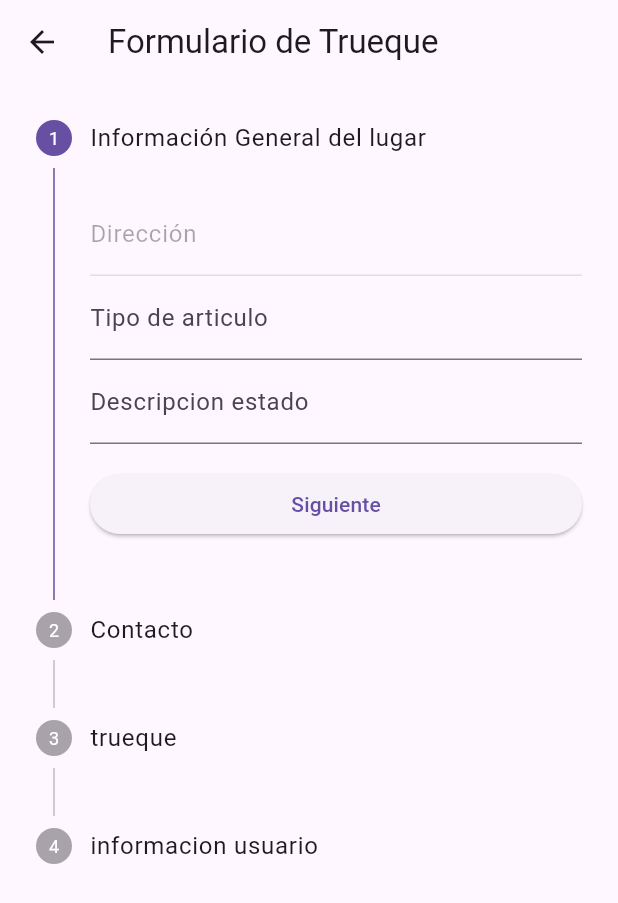
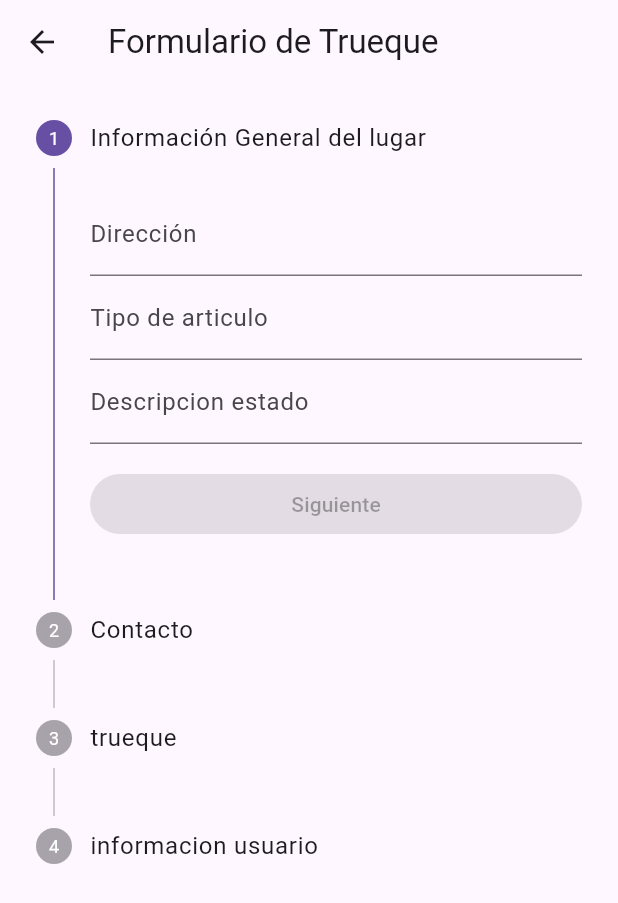
Before and after one commit to Mafe004/Eco_Map, a Flutter app: the FormExampleApp screen opened directly, on a phone screen of 412 x 824 dp. Shown: the top 903 px of the screen. Run offline on Flutter 3.47's test engine with Material 3 defaults, Android fonts, the phone set to English and light mode, and no system bars; our stand-ins replace cloud_firestore, firebase_auth, firebase_core, geocoding, geolocator, google_maps_flutter and 1 more; accounts and stored records are empty.

Commit message:
Cambio variablesS

```diff
--- a/lib/src/Pages/Formulario/Form.dart
+++ b/lib/src/Pages/Formulario/Form.dart
@@ -29,14 +29,14 @@ class _FormExampleAppState extends State<FormExampleApp> {
 
   bool get isLastStep => currentStep == steps().length - 1;
 
-  final ubicacion = TextEditingController();
-  final tipoArticulo = TextEditingController();
+  final Direccion = TextEditingController();
+  final TipoArticulo = TextEditingController();
   final DescripcionEstado= TextEditingController();
-  final nombreContacto = TextEditingController();
-  final telefonoContacto = TextEditingController();
-  final emailContacto = TextEditingController();
-  final tituloIntercambio = TextEditingController();
-  final condicionIntercambio = TextEditingController();
+  final NombreContacto = TextEditingController();
+  final TelefonoContacto = TextEditingController();
+  final EmailContacto = TextEditingController();
+  final TituloIntercambio = TextEditingController();
+  final CondicionIntercambio = TextEditingController();
 
 
   List<File> selectedImages = [];
@@ -56,7 +56,7 @@ class _FormExampleAppState extends State<FormExampleApp> {
       currentAddress = await _locationService.getAddressFromCoordinates(
           currentPosition!.latitude, currentPosition!.longitude);
       setState(() {
-        ubicacion.text = currentAddress ?? '';
+        Direccion.text = currentAddress ?? '';
       });
     } catch (e) {
       print('Error getting location: $e');
@@ -77,16 +77,15 @@ class _FormExampleAppState extends State<FormExampleApp> {
             final reportData = {
               'userId': user.uid,
               'userName': userName,
-              // Guardar el nombre del usuario en el informee
-              'ubicacion': ubicacion.text,
-              'Descripcion': tipoArticulo.text,
-              'tipoLugar': DescripcionEstado.text,
-              'estadoCarretera': nombreContacto.text,
-              'serviciosBasicos': telefonoContacto.text,
-              'estadoEdificaciones': emailContacto.text,
-              'calidadAgua': tituloIntercambio.text,
-              'fuentesAgua': ubicacion.text,
-              'problemasAgua': condicionIntercambio.text,
+              // Guardar el nombre del usuario en el informe
+              'Direccion': Direccion.text,
+              'TipoArticulo': TipoArticulo.text,
+              'DescripcionEstado': DescripcionEstado.text,
+              'NombreContacto': NombreContacto.text,
+              'TelefonoContacto': TelefonoContacto.text,
+              'EmailContacto': EmailContacto.text,
+              'TituloIntercambio': TituloIntercambio.text,
+              'CondicionIntercambio': CondicionIntercambio.text,
               'images': selectedImages.map((image) => image.path).toList(),
 
             };
@@ -242,9 +241,9 @@ class _FormExampleAppState extends State<FormExampleApp> {
             child: Column(
               children: [
                 TextFormField(
-                  enabled: false,
-                  // Deshabilitar el campo
-                  controller: ubicacion,
+                  enabled: true,
+                  // habilitar el campo
+                  controller: Direccion,
                   // Usar el controlador para la dirección
                   decoration: const InputDecoration(labelText: 'Dirección'),
                   validator: (value) {
@@ -255,7 +254,7 @@ class _FormExampleAppState extends State<FormExampleApp> {
                   },
                 ),
                 TextFormField(
-                  controller: tipoArticulo,
+                  controller: TipoArticulo,
                   decoration: const InputDecoration(labelText: 'Tipo de articulo'),
                   validator: (value) {
                     if (value == null || value.isEmpty) {
@@ -285,7 +284,7 @@ class _FormExampleAppState extends State<FormExampleApp> {
           content: Column(
             children: [
               TextFormField(
-                controller: nombreContacto,
+                controller: NombreContacto,
                 decoration: const InputDecoration(labelText: 'Nombre de contacto'),
                 validator: (value) {
                   if (value == null || value.isEmpty) {
@@ -295,7 +294,7 @@ class _FormExampleAppState extends State<FormExampleApp> {
                 },
               ),
               TextFormField(
-                controller: telefonoContacto,
+                controller: TelefonoContacto,
                 decoration: const InputDecoration(labelText: 'Telefono de contacto'),
                 validator: (value) {
                   if (value == null || value.isEmpty) {
@@ -305,7 +304,7 @@ class _FormExampleAppState extends State<FormExampleApp> {
                 },
               ),
               TextFormField(
-                controller: emailContacto,
+                controller: EmailContacto,
                 decoration: const InputDecoration(
                     labelText: 'Email de contacto'),
                 validator: (value) {
@@ -325,7 +324,7 @@ class _FormExampleAppState extends State<FormExampleApp> {
           content: Column(
             children: [
               TextFormField(
-                controller: tituloIntercambio,
+                controller: TituloIntercambio,
                 decoration: const InputDecoration(
                     labelText: 'Titulo de intercambio'),
                 validator: (value) {
@@ -335,19 +334,20 @@ class _FormExampleAppState extends State<FormExampleApp> {
                   return null;
                 },
               ),
+              //
+              //TextFormField(
+              //  controller: ubicacion,
+              // decoration: const InputDecoration(
+              // labelText: 'Puntos de ubicación cercanas'),
+              //  validator: (value) {
+              // if (value == null || value.isEmpty) {
+              //    return 'Los puntos de ubicacion son obligatorias';
+              //  }
+              // return null;
+              //     },
+              // ),
               TextFormField(
-                controller: ubicacion,
-                decoration: const InputDecoration(
-                    labelText: 'Puntos de ubicación cercanas'),
-                validator: (value) {
-                  if (value == null || value.isEmpty) {
-                    return 'Los puntos de ubicacion son obligatorias';
-                  }
-                  return null;
-                },
-              ),
-              TextFormField(
-                controller: condicionIntercambio,
+                controller: CondicionIntercambio,
                 decoration: const InputDecoration(
                     labelText: 'Condiciones de intercambio'),
                 validator: (value) {
@@ -441,15 +441,15 @@ class _FormExampleAppState extends State<FormExampleApp> {
                   isComplete = false;
                   currentStep = 0;
                   selectedImages.clear();
-                  ubicacion.clear();
-                  tipoArticulo.clear();
+                  Direccion.clear();
+                  TipoArticulo.clear();
                   DescripcionEstado.clear();
-                  nombreContacto.clear();
-                  telefonoContacto.clear();
-                  emailContacto.clear();
-                  tituloIntercambio.clear();
-                  ubicacion.clear();
-                  condicionIntercambio.clear();
+                  NombreContacto.clear();
+                  TelefonoContacto.clear();
+                  EmailContacto.clear();
+                  TituloIntercambio.clear();
+                  Direccion.clear();
+                  CondicionIntercambio.clear();
                 });
               },
               child: const Text('Nuevo Trueque'),
@@ -462,13 +462,20 @@ class _FormExampleAppState extends State<FormExampleApp> {
         steps: steps(),
         currentStep: currentStep,
         onStepContinue: () {
-          if (_formKey.currentState!.validate()) {
+          //validar el formulario del paso actual
+          if (_formKey.currentState!.validate())
+            // si estamos en el ultimo pso, guardar los datos
+              {
             if (isLastStep) {
               saveDataToFirestore();
               setState(() => isComplete = true);
             } else {
+              // si no es el ultimo paso, avanzar al siguiente paso
               setState(() => currentStep += 1);
             }
+          }else{
+            //si hay errores en le formulario, mostrar el rimer error encontrado
+            _formKey.currentState!.validate();
           }
         },
         onStepCancel: isFirstStep
@@ -480,21 +487,25 @@ class _FormExampleAppState extends State<FormExampleApp> {
               padding: const EdgeInsets.only(top: 16),
               child: Row(
                 children: [
-                  Expanded(
-                    child: ElevatedButton(
-                      onPressed: details.onStepContinue,
-                      child: Text(isLastStep ? 'Confirmar' : 'Siguiente'),
-                    ),
-                  ),
-                  if (!isFirstStep)
-                    const SizedBox(width: 12),
-                  if (!isFirstStep)
+                  //Boton "atras" primero
+                  if(!isFirstStep)
                     Expanded(
                       child: ElevatedButton(
                         onPressed: details.onStepCancel,
-                        child: const Text('Atrás'),
+                        child: const Text( 'Atras'),
                       ),
                     ),
+                  if (!isFirstStep)
+                    const SizedBox(width: 12),// espacio entre los botones
+
+                  //Boton "siguinte" o "confirmar."
+                  //if (!isFirstStep)
+                  Expanded(
+                    child: ElevatedButton(
+                      onPressed: details.onStepCancel,
+                      child: Text(isLastStep ?'Confirmar' : 'Siguiente'),
+                    ),
+                  ),
                 ],
               ),
             ),
```
